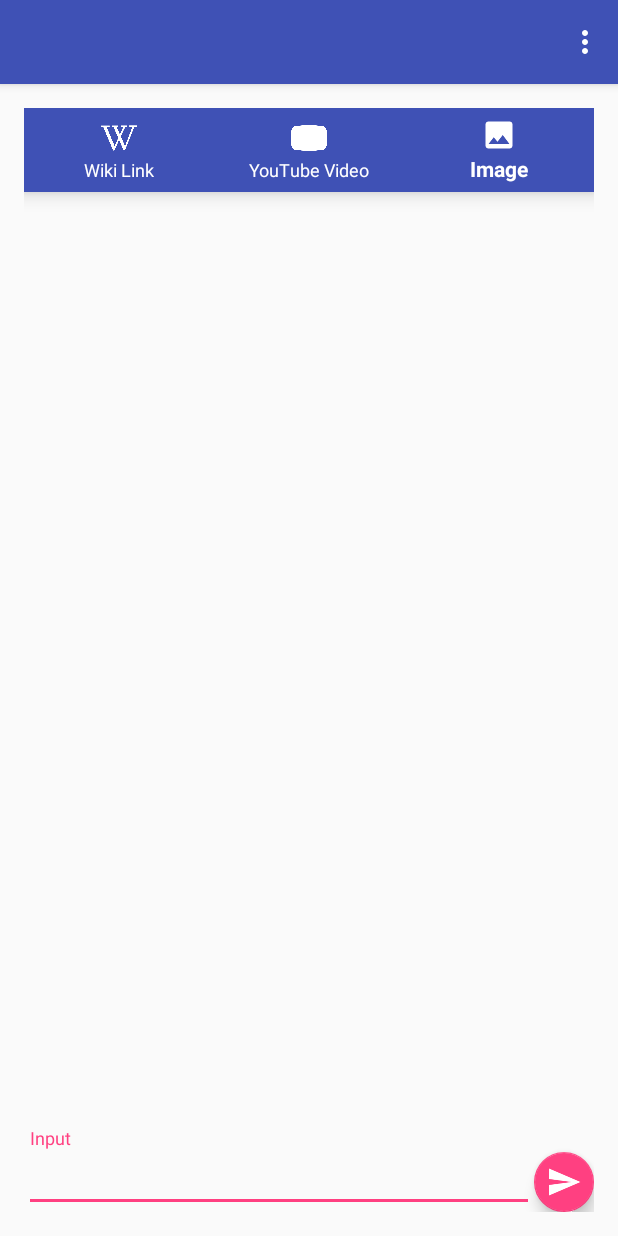
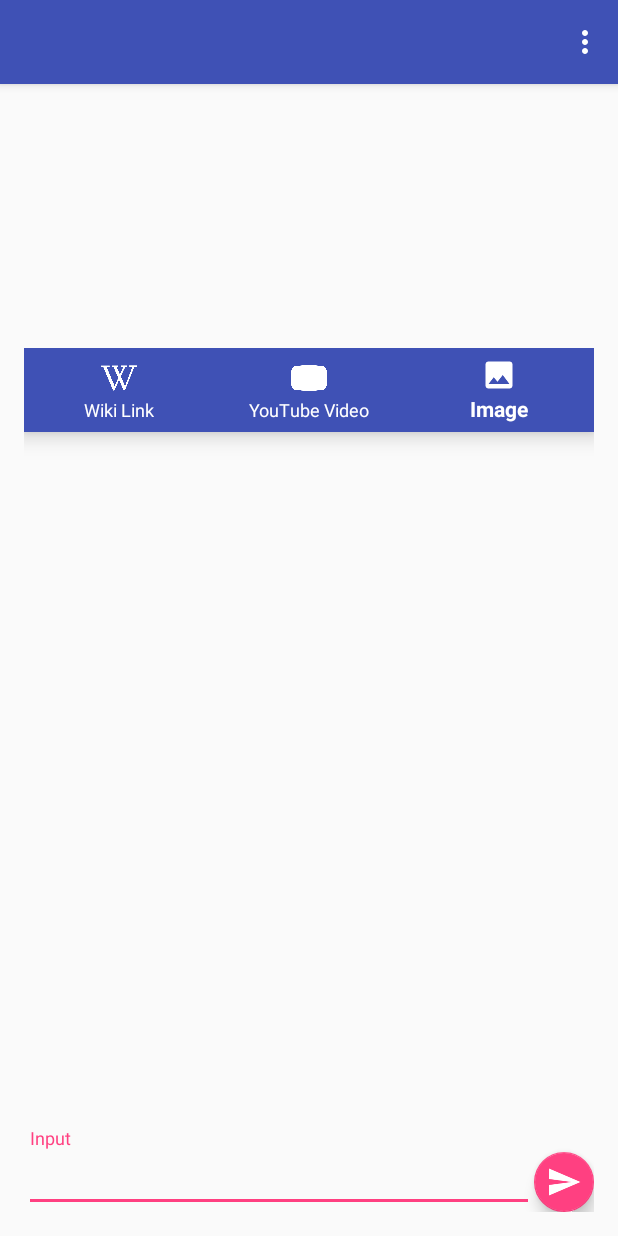
Before and after one commit to knosseir/QuickChat, an Android app: the screen it shows after launch (MainActivity), after a tap on an icon or button, on a phone screen of 412 x 824 dp. Run offline under Robolectric (Android 15) with nearby library versions, the phone set to English and light mode, and no system bars; our stand-ins replace Firebase (no records; nobody signed in at launch, a user with empty details on screens opened directly); libraries missing offline, so code that uses them is left out: com.firebase.ui; 1 statement that could not run was skipped.

Commit message:
Added check for blank messages

```diff
--- a/app/src/main/java/com/example/admin/chatapp/MainActivity.java
+++ b/app/src/main/java/com/example/admin/chatapp/MainActivity.java
@@ -10,6 +10,7 @@ import android.support.design.widget.FloatingActionButton;
 import android.support.v7.app.AppCompatActivity;
 import android.os.Bundle;
 import android.text.format.DateFormat;
+import android.util.Log;
 import android.view.Menu;
 import android.view.MenuItem;
 import android.view.View;
@@ -458,6 +459,11 @@ public class MainActivity extends AppCompatActivity {
 
                 // Read the input field and push a new instance
                 // of ChatMessage to the Firebase database
+                if (input.getText().toString().matches("")) {
+                    Toast toast = Toast.makeText(getApplicationContext(), "You must input a message!", Toast.LENGTH_LONG);
+                    toast.show();
+                    return;
+                }
                 FirebaseDatabase.getInstance()
                         .getReference()
                         .push()
--- a/app/src/main/res/layout/activity_main.xml
+++ b/app/src/main/res/layout/activity_main.xml
@@ -39,24 +39,29 @@
 
     <ListView
         android:layout_width="match_parent"
-        android:layout_height="200dp"
-        android:layout_alignParentTop="true"
-        android:layout_alignParentStart="true"
+        android:layout_height="160dp"
         android:dividerHeight="16dp"
         android:divider="@android:color/transparent"
         android:id="@+id/list_of_messages"
-        android:layout_marginBottom="48dp"
-        android:stackFromBottom="true"
-        android:transcriptMode="alwaysScroll"/>
+        android:transcriptMode="alwaysScroll"
+        android:layout_alignParentTop="true"
+        android:layout_alignParentStart="true"/>
+
+    <LinearLayout
+        android:layout_width="match_parent"
+        android:layout_height="match_parent"
+        android:layout_below="@id/list_of_messages"
+        android:layout_above="@id/fab">
 
         <android.support.design.widget.BottomNavigationView
             android:id="@+id/bottom_navigation"
             android:layout_width="match_parent"
             android:layout_height="wrap_content"
-        android:layout_alignBottom="@id/activity_main"
+            android:layout_alignBottom="@id/list_of_messages"
             app:itemBackground="@color/colorPrimary"
             app:itemIconTint="#FFFFFF"
             app:itemTextColor="#FFFFFF"
             app:menu="@menu/bottom_navigation_main" />
+    </LinearLayout>
 
 </RelativeLayout>
```
Lines whose indentation alone changed are shown as unchanged.
